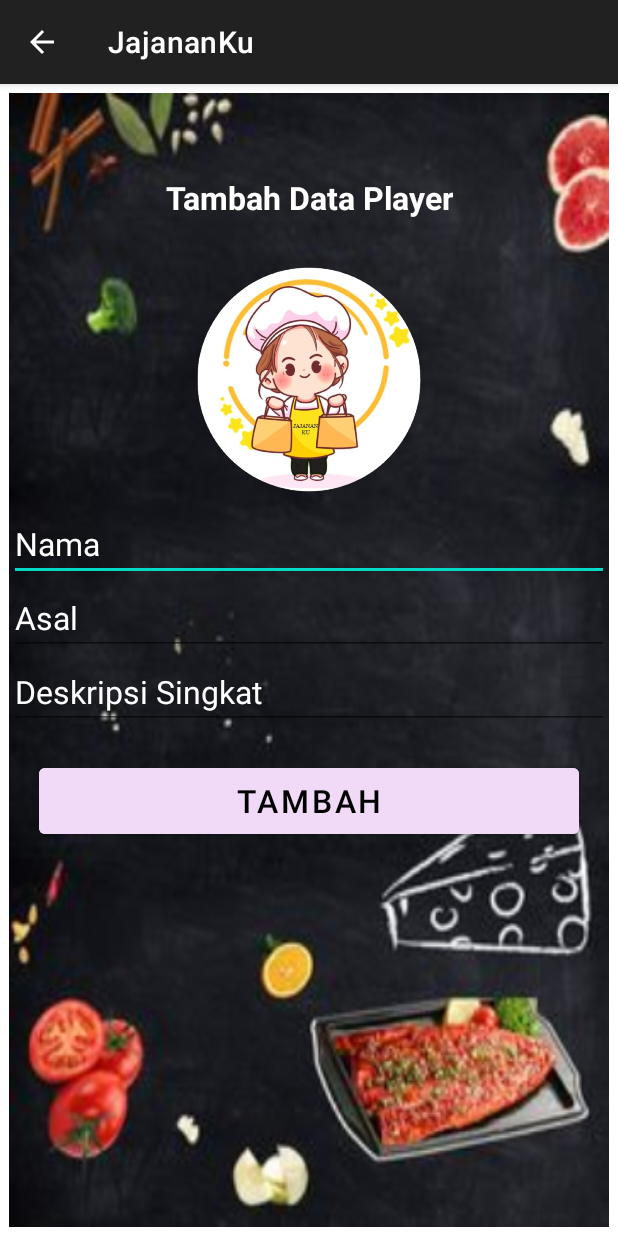
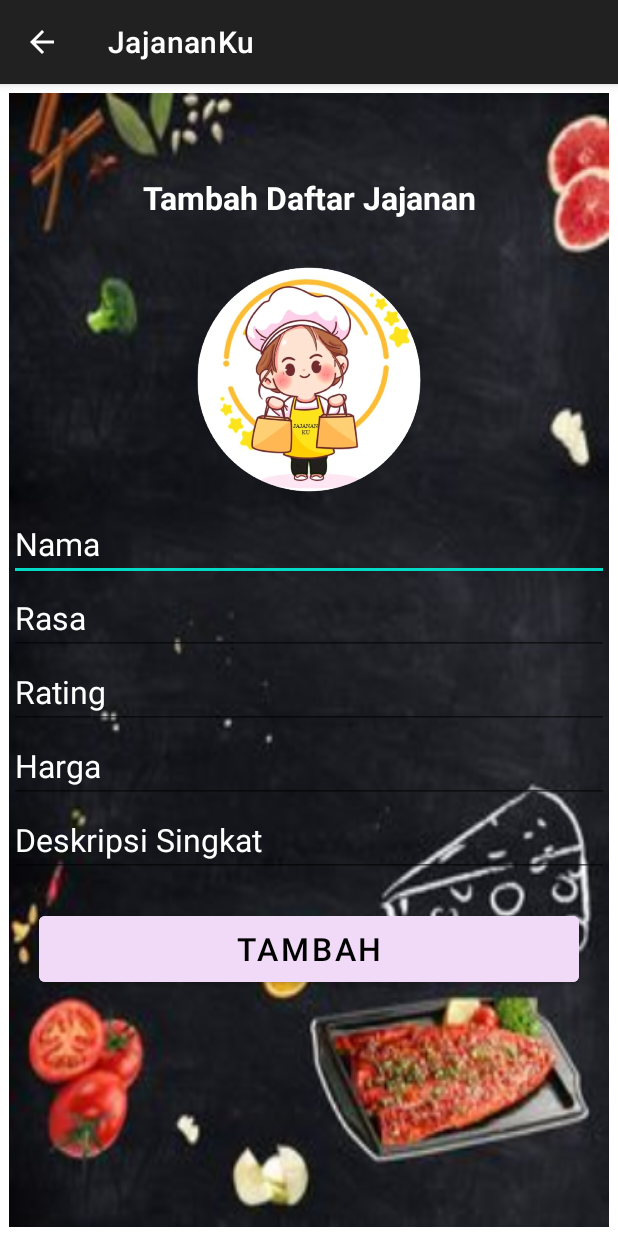
Before and after one commit to michellegra/ProjectPAB_2125250010, an Android app: the TambahActivity screen opened directly, with no data from a screen before it, on a phone screen of 412 x 824 dp. Run offline under Robolectric (Android 15) with nearby library versions, the phone set to English and light mode, and no system bars; 1 statement that could not run was skipped.

Commit message:
Update Again :)

```diff
--- a/app/src/main/java/com/if4a/projectpab/API/RetroServer.java
+++ b/app/src/main/java/com/if4a/projectpab/API/RetroServer.java
@@ -5,7 +5,7 @@ import retrofit2.Retrofit;
 import retrofit2.converter.gson.GsonConverterFactory;
 
 public class RetroServer {
-    private static final String alamatServer = "https://kulinermisel.000webhostapp.com/";
+    private static final String alamatServer = "https://jajananmisel.000webhostapp.com/";
     private static Retrofit retro;
 
     public static Retrofit konekRetrofit(){
--- a/app/src/main/res/layout/activity_tambah.xml
+++ b/app/src/main/res/layout/activity_tambah.xml
@@ -15,7 +15,7 @@
         android:layout_marginBottom="22dp"
         android:gravity="center_horizontal"
         android:layout_marginTop="55dp"
-        android:text="Tambah Data Player"
+        android:text="Tambah Daftar Jajanan"
         android:textColor="@color/white"
         android:textSize="21sp"
         android:textStyle="bold" />
@@ -38,10 +38,30 @@
         />
 
     <EditText
-        android:id="@+id/et_asal"
+        android:id="@+id/et_rasa"
         android:layout_width="match_parent"
         android:layout_height="wrap_content"
-        android:hint="Asal"
+        android:hint="Rasa"
+        android:textColorHint="@color/white"
+        android:textColor="@color/white"
+        android:textSize="21sp"
+        android:inputType="text"
+        />
+    <EditText
+        android:id="@+id/et_rating"
+        android:layout_width="match_parent"
+        android:layout_height="wrap_content"
+        android:hint="Rating"
+        android:textColorHint="@color/white"
+        android:textColor="@color/white"
+        android:textSize="21sp"
+        android:inputType="text"
+        />
+    <EditText
+        android:id="@+id/et_harga"
+        android:layout_width="match_parent"
+        android:layout_height="wrap_content"
+        android:hint="Harga"
         android:textColorHint="@color/white"
         android:textColor="@color/white"
         android:textSize="21sp"
```
Also changed, not shown: app/src/main/res/layout/activity_ubah.xml (+23 -3 lines).
